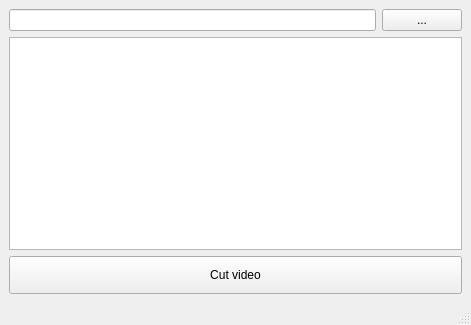
This is video_cutter/UI_main.ui in udushkudush/videocuter as Qt 5 draws it before an edit. The edited form follows.
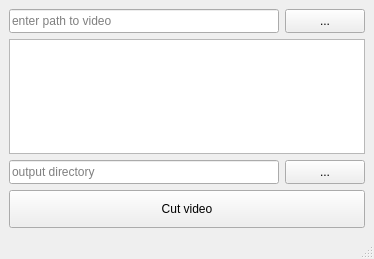
This is the edited form.

```diff
--- a/video_cutter/UI_main.ui
+++ b/video_cutter/UI_main.ui
@@ -6,8 +6,8 @@
    <rect>
     <x>0</x>
     <y>0</y>
-    <width>471</width>
-    <height>325</height>
+    <width>374</width>
+    <height>259</height>
    </rect>
   </property>
   <property name="acceptDrops">
@@ -25,13 +25,28 @@
      <layout class="QHBoxLayout" name="horizontalLayout" stretch="3,0">
       <item>
        <widget class="QLineEdit" name="input_path">
+        <property name="minimumSize">
+         <size>
+          <width>0</width>
+          <height>24</height>
+         </size>
+        </property>
         <property name="acceptDrops">
          <bool>false</bool>
         </property>
+        <property name="placeholderText">
+         <string>enter path to video</string>
+        </property>
        </widget>
       </item>
       <item>
-       <widget class="QPushButton" name="btn_browse">
+       <widget class="QPushButton" name="btn_in_browse">
+        <property name="minimumSize">
+         <size>
+          <width>0</width>
+          <height>24</height>
+         </size>
+        </property>
         <property name="text">
          <string>...</string>
         </property>
@@ -46,6 +61,36 @@
       </property>
      </widget>
     </item>
+    <item>
+     <layout class="QHBoxLayout" name="horizontalLayout_2" stretch="3,0">
+      <item>
+       <widget class="QLineEdit" name="output_path">
+        <property name="minimumSize">
+         <size>
+          <width>0</width>
+          <height>24</height>
+         </size>
+        </property>
+        <property name="placeholderText">
+         <string>output directory</string>
+        </property>
+       </widget>
+      </item>
+      <item>
+       <widget class="QPushButton" name="btn_out_browse">
+        <property name="minimumSize">
+         <size>
+          <width>0</width>
+          <height>24</height>
+         </size>
+        </property>
+        <property name="text">
+         <string>...</string>
+        </property>
+       </widget>
+      </item>
+     </layout>
+    </item>
     <item>
      <widget class="QPushButton" name="btn_execute">
       <property name="minimumSize">
```
